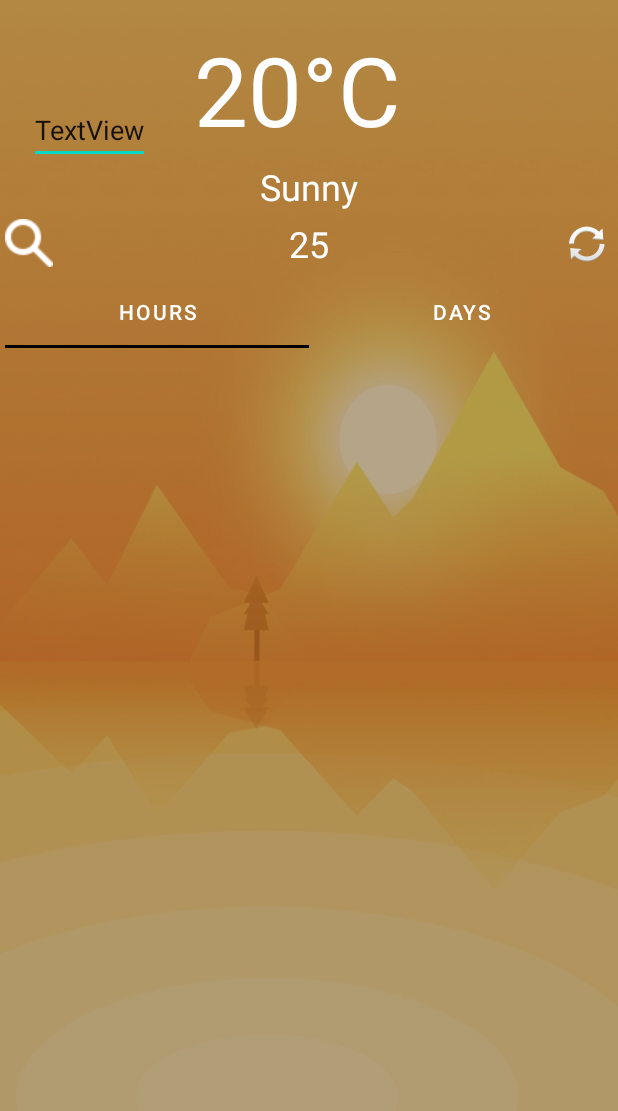
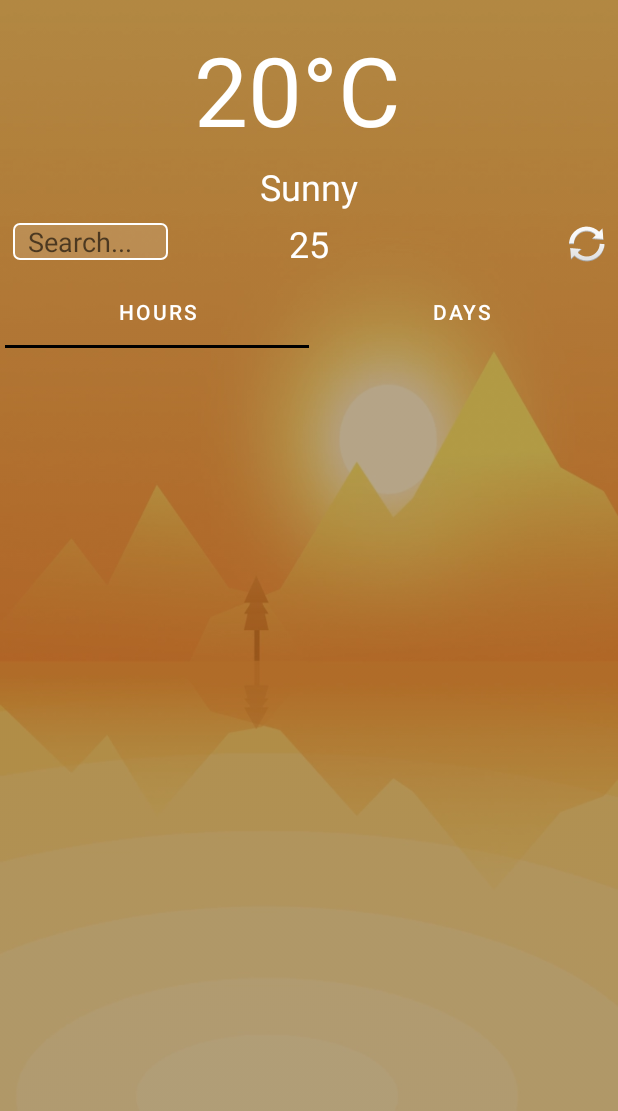
Before and after one commit to EugenePepin/WeatherApp, an Android app: the fragment MainFragment shown on its own in the app's theme, on a phone screen of 412 x 824 dp, the part 125-1236 px from its top. Run offline under Robolectric (Android 15) with nearby library versions, the phone set to English and light mode, and no system bars; our stand-ins replace Picasso, Volley; pictures from the network do not load; 1 statement that could not run was skipped.

Commit message:
Ver 0.98

```diff
--- a/app/src/main/java/com/example/weatherapp/DialogManager.kt
+++ b/app/src/main/java/com/example/weatherapp/DialogManager.kt
@@ -22,21 +22,6 @@ object DialogManager {
     }
 
 
-    fun searchByNameDialog(context: Context, listener: Listener){
-        val builder = AlertDialog.Builder(context)
-        val edName = EditText(context)
-        builder.setView(edName)
-        val dialog = builder.create()
-        dialog.setTitle("City name:")
-        dialog.setButton(AlertDialog.BUTTON_POSITIVE, "OK"){ _,_ ->
-            listener.onClick(edName.text.toString())
-            dialog.dismiss()
-        }
-        dialog.setButton(AlertDialog.BUTTON_NEGATIVE, "Cancel"){ _,_ ->
-            dialog.dismiss()
-        }
-        dialog.show()
-    }
     fun incorrectCityName(context: Context){
         val builder = AlertDialog.Builder(context)
         val dialog = builder.create()
--- a/app/src/main/java/com/example/weatherapp/fragment/MainFragment.kt
+++ b/app/src/main/java/com/example/weatherapp/fragment/MainFragment.kt
@@ -6,11 +6,11 @@ import android.content.pm.PackageManager
 import android.location.LocationManager
 import android.os.Bundle
 import android.provider.Settings
-import android.util.Log
 import androidx.fragment.app.Fragment
 import android.view.LayoutInflater
 import android.view.View
 import android.view.ViewGroup
+import android.view.inputmethod.EditorInfo
 import android.widget.Toast
 import androidx.activity.result.ActivityResultLauncher
 import androidx.activity.result.contract.ActivityResultContracts
@@ -38,6 +38,64 @@ import org.json.JSONObject
 class MainFragment : Fragment() {
 
     private lateinit var clientLocation: FusedLocationProviderClient
+    private lateinit var pLauncher: ActivityResultLauncher<String>
+    private lateinit var binding: FragmentMainBinding
+    private val dataModel: MainViewModel by activityViewModels()
+    private val fragmentList = listOf(
+        HoursFragment.NewInstance(), DaysFragment.NewInstance()
+    )
+    private val tabList = listOf(
+        "Hours", "Days"
+    )
+
+
+    override fun onCreateView(
+        inflater: LayoutInflater, container: ViewGroup?, savedInstanceState: Bundle?
+    ): View {
+
+        binding = FragmentMainBinding.inflate(inflater, container, false)
+        return binding.root
+    }
+
+    override fun onResume() {
+        super.onResume()
+        checkLocationMessage()
+    }
+    override fun onViewCreated(view: View, savedInstanceState: Bundle?) {
+
+        super.onViewCreated(view, savedInstanceState)
+        checkPermission()
+        init()
+        updateCurrentCard()
+
+
+    }
+
+    private fun init() = with(binding) {
+        clientLocation = LocationServices.getFusedLocationProviderClient(requireContext())
+        val adapter = FragmentAdapter(activity as FragmentActivity, fragmentList)
+
+        viewPager.adapter = adapter
+        TabLayoutMediator(tabLayout, viewPager) { tab, pos ->
+            tab.text = tabList[pos]
+        }.attach()
+        syncButton.setOnClickListener{
+            tabLayout.selectTab(tabLayout.getTabAt(0))
+            checkLocationMessage()
+        }
+
+
+        editCityText.setOnEditorActionListener { v, actionId, event ->
+            if (actionId == EditorInfo.IME_ACTION_SEARCH) {
+                val cityName =  editCityText.text.toString()
+                requestCurrentWeatherData(cityName)
+                editCityText.setText("")
+
+            }
+            true
+        }
+    }
+
     /*
     функції для перевірки доступу до місця розташування
     */
@@ -113,72 +171,27 @@ class MainFragment : Fragment() {
         )
         quene.add(request)
     }
-    //
-
-
-    private lateinit var pLauncher: ActivityResultLauncher<String>
-    private lateinit var binding: FragmentMainBinding
-    private val dataModel: MainViewModel by activityViewModels()
-    private val fragmentList = listOf(
-        HoursFragment.NewInstance(), DaysFragment.NewInstance()
-    )
-    private val tabList = listOf(
-        "Hours", "Days"
-    )
-
-    override fun onCreateView(
-        inflater: LayoutInflater, container: ViewGroup?, savedInstanceState: Bundle?
-    ): View {
-
-        binding = FragmentMainBinding.inflate(inflater, container, false)
-        return binding.root
-    }
-
-    override fun onResume() {
-        super.onResume()
-        checkLocationMessage()
-    }
-    override fun onViewCreated(view: View, savedInstanceState: Bundle?) {
-        super.onViewCreated(view, savedInstanceState)
-        checkPermission()
-        init()
-        updateCurrentCard()
-
-
-    }
-
-    private fun init() = with(binding) {
-        clientLocation = LocationServices.getFusedLocationProviderClient(requireContext())
-        val adapter = FragmentAdapter(activity as FragmentActivity, fragmentList)
-
-        viewPager.adapter = adapter
-        TabLayoutMediator(tabLayout, viewPager) { tab, pos ->
-            tab.text = tabList[pos]
-        }.attach()
-        syncButton.setOnClickListener{
-            tabLayout.selectTab(tabLayout.getTabAt(0))
-            checkLocationMessage()
-        }
-       searchButton.setOnClickListener {
-            DialogManager.searchByNameDialog(requireContext(), object : DialogManager.Listener{
-                override fun onClick(name: String?) {
-                    name?.let { it1 -> requestCurrentWeatherData(it1) }
-                }
-            })
-            }
-        }
-
-
-
-
-
-
-
 
     private fun parseWeatherData(result: String) {
         val mainObject = JSONObject(result)
         val list = parseDays(mainObject)
         parseCurrentWeatherData(mainObject, list[0])
+    }
+
+    private fun parseCurrentWeatherData(mainObject: JSONObject, weatherTempItem: WeatherData) {
+
+
+        val item = WeatherData(
+            mainObject.getJSONObject("location").getString("name"),
+            mainObject.getJSONObject("current").getString("last_updated"),
+            mainObject.getJSONObject("current").getJSONObject("condition").getString("text"),
+            mainObject.getJSONObject("current").getString("temp_c").toFloat().toInt().toString(),
+            mainObject.getJSONObject("current").getJSONObject("condition").getString("icon"),
+            weatherTempItem.maxTempData,
+            weatherTempItem.minTempData,
+            weatherTempItem.hoursData
+        )
+        dataModel.liveDataCurrent.value = item
     }
 
     private fun parseDays(mainObject: JSONObject): List<WeatherData> {
@@ -207,22 +220,6 @@ class MainFragment : Fragment() {
     }
 
     //
-    private fun parseCurrentWeatherData(mainObject: JSONObject, weatherTempItem: WeatherData) {
-
-
-        val item = WeatherData(
-            mainObject.getJSONObject("location").getString("name"),
-            mainObject.getJSONObject("current").getString("last_updated"),
-            mainObject.getJSONObject("current").getJSONObject("condition").getString("text"),
-            mainObject.getJSONObject("current").getString("temp_c").toFloat().toInt().toString(),
-            mainObject.getJSONObject("current").getJSONObject("condition").getString("icon"),
-            weatherTempItem.maxTempData,
-            weatherTempItem.minTempData,
-            weatherTempItem.hoursData
-        )
-        dataModel.liveDataCurrent.value = item
-    }
-
 
     /*
      додаємо дані в TextView
--- /dev/null
+++ b/app/src/main/res/drawable/edit_city_text.xml
@@ -0,0 +1,12 @@
+<?xml version="1.0" encoding="utf-8"?>
+<!--  res/drawable/rounded_edittext.xml -->
+<shape xmlns:android="http://schemas.android.com/apk/res/android"
+    android:shape="rectangle" android:padding="10dp">
+    <solid android:color="#22FFFFFF"/>
+    <stroke android:width="1dip" android:color="#ffffff" />
+    <corners
+        android:bottomRightRadius="4sp"
+        android:bottomLeftRadius="4sp"
+        android:topLeftRadius="4sp"
+        android:topRightRadius="4sp"/>
+</shape>
--- a/app/src/main/res/layout/fragment_main.xml
+++ b/app/src/main/res/layout/fragment_main.xml
@@ -38,7 +38,8 @@
 
         <androidx.constraintlayout.widget.ConstraintLayout
             android:layout_width="match_parent"
-            android:layout_height="match_parent">
+            android:layout_height="match_parent"
+            android:textAlignment="textStart">
 
             <ImageView
                 android:id="@+id/weatherImage"
@@ -123,29 +124,26 @@
                 app:layout_constraintBottom_toBottomOf="parent"
                 app:layout_constraintEnd_toEndOf="parent" />
 
-            <ImageButton
-                android:id="@+id/searchButton"
-                android:layout_width="wrap_content"
+            <EditText
+                android:hint="Search..."
+                android:id="@+id/editCityText"
+                android:layout_width="103dp"
                 android:layout_height="wrap_content"
-                android:background="#00FFFFFF"
-                android:backgroundTint="#00FFFFFF"
-                android:src="@drawable/search_13_32"
+                android:layout_marginStart="5dp"
+                android:layout_marginBottom="3dp"
+                android:background="@drawable/edit_city_text"
+                android:cursorVisible="false"
+                android:imeOptions="actionSearch"
+                android:inputType="text"
+                android:paddingLeft="10sp"
+                android:textAlignment="textStart"
+                android:textColor="#FFFFFF"
+                android:textSize="18sp"
                 app:layout_constraintBottom_toBottomOf="parent"
-                app:layout_constraintEnd_toStartOf="@+id/tempMaxMinTextView"
+                app:layout_constraintEnd_toStartOf="@+id/syncButton"
                 app:layout_constraintHorizontal_bias="0.0"
                 app:layout_constraintStart_toStartOf="parent"
-                app:layout_constraintTop_toTopOf="@+id/tempMaxMinTextView"
-                app:layout_constraintVertical_bias="0.0" />
-
-            <EditText
-                android:id="@+id/textView"
-                android:layout_width="wrap_content"
-                android:layout_height="wrap_content"
-                android:layout_marginStart="16dp"
-                android:layout_marginTop="144dp"
-                android:text="TextView"
-                app:layout_constraintStart_toStartOf="parent"
-                app:layout_constraintTop_toTopOf="parent" />
+                app:layout_constraintTop_toTopOf="@+id/tempMaxMinTextView" />
 
         </androidx.constraintlayout.widget.ConstraintLayout>
     </androidx.cardview.widget.CardView>
```
